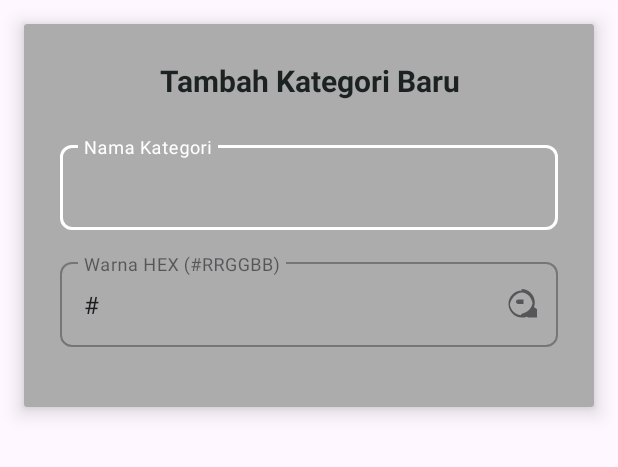
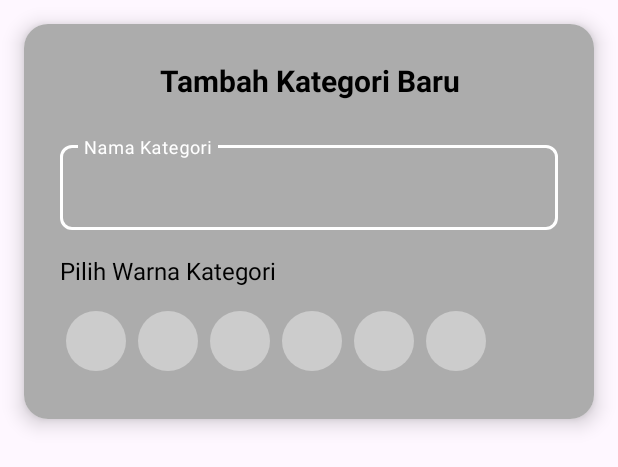
Before and after one commit to tridarma6/notes-app, an Android app: the layout dialog_add_category.xml on its own in the app's theme, with its tools: preview values and no code run, on a phone screen of 412 x 824 dp. Shown: the top 467 px of the screen. Run offline under Robolectric (Android 15) with nearby library versions, the phone set to English and light mode, and no system bars.

Commit message:
update insert category just with color picker not hexcode

```diff
--- /dev/null
+++ b/app/src/main/res/drawable/circle_shape.xml
@@ -0,0 +1,4 @@
+<?xml version="1.0" encoding="utf-8"?>
+<shape xmlns:android="http://schemas.android.com/apk/res/android"
+    android:shape="oval">
+    <solid android:color="#CCCCCC"/> </shape>
--- /dev/null
+++ b/app/src/main/res/drawable/ic_check_circle.xml
@@ -0,0 +1,8 @@
+<vector xmlns:android="http://schemas.android.com/apk/res/android"
+    android:width="24dp"
+    android:height="24dp"
+    android:viewportWidth="24.0"
+    android:viewportHeight="24.0">
+    <path
+        android:fillColor="@color/green_active" android:pathData="M12,2C6.48,2 2,6.48 2,12s4.48,10 10,10 10-4.48 10-10S17.52,2 12,2zM10,17l-4-4 1.41-1.41L10,14.17l6.59-6.59L18,9.5l-8,8z"/>
+</vector>
--- a/app/src/main/res/layout/dialog_add_category.xml
+++ b/app/src/main/res/layout/dialog_add_category.xml
@@ -3,6 +3,7 @@
     xmlns:app="http://schemas.android.com/apk/res-auto"
     android:layout_width="match_parent"
     android:layout_height="wrap_content"
+    app:cardCornerRadius="16dp"
     app:cardElevation="8dp"
     android:layout_margin="16dp">
 
@@ -19,7 +20,7 @@
             android:text="Tambah Kategori Baru"
             android:textSize="20sp"
             android:textStyle="bold"
-    android:textColor="@color/text_color"
+            android:textColor="@color/black"
             android:gravity="center"
             android:layout_marginBottom="24dp" />
 
@@ -43,34 +44,35 @@
                 android:maxLines="1"/>
         </com.google.android.material.textfield.TextInputLayout>
 
-    <com.google.android.material.textfield.TextInputLayout
-        android:id="@+id/textInputLayoutCategoryColor"
-        style="@style/Widget.MaterialComponents.TextInputLayout.OutlinedBox"
+        <TextView
             android:layout_width="match_parent"
             android:layout_height="wrap_content"
-        android:hint="Warna HEX (#RRGGBB)"
-        app:boxCornerRadiusBottomEnd="8dp"
-        app:boxCornerRadiusBottomStart="8dp"
-        app:boxCornerRadiusTopEnd="8dp"
-        app:boxCornerRadiusTopStart="8dp"
-        app:endIconMode="custom"
-        app:endIconDrawable="@drawable/ic_color_lens"
-        android:layout_marginBottom="16dp">
+            android:text="Pilih Warna Kategori"
+            android:textSize="16sp"
+            android:textColor="@color/black"
+            android:layout_marginBottom="8dp"/>
 
-        <com.google.android.material.textfield.TextInputEditText
-            android:id="@+id/editCategoryColor"
+        <androidx.recyclerview.widget.RecyclerView
+            xmlns:tools="http://schemas.android.com/tools"
+            android:id="@+id/colorPickerRecyclerView"
             android:layout_width="match_parent"
             android:layout_height="wrap_content"
-            android:inputType="textCapCharacters"
-            android:maxLength="7"
-            android:text="#"/> </com.google.android.material.textfield.TextInputLayout>
+            android:orientation="horizontal"
+            app:layoutManager="androidx.recyclerview.widget.LinearLayoutManager"
+            android:paddingVertical="4dp"
+            android:clipToPadding="false"
+            tools:itemCount="6"
+            tools:listitem="@layout/item_color_circle"/>
 
-    <View
-        android:id="@+id/colorPreview"
+        <TextView
+            android:id="@+id/colorSelectionWarning"
             android:layout_width="match_parent"
-        android:layout_height="40dp"
-        android:layout_marginTop="8dp"
-        android:background="@drawable/rounded_background_white"
-        android:visibility="gone" /> </LinearLayout>
+            android:layout_height="wrap_content"
+            android:text="Silakan pilih warna"
+            android:textColor="@color/red" android:textSize="12sp"
+            android:visibility="gone"
+            android:layout_marginTop="8dp"/>
+
+    </LinearLayout>
 
 </androidx.cardview.widget.CardView>
--- /dev/null
+++ b/app/src/main/res/layout/item_color_circle.xml
@@ -0,0 +1,18 @@
+<?xml version="1.0" encoding="utf-8"?>
+<LinearLayout xmlns:android="http://schemas.android.com/apk/res/android"
+    android:layout_width="wrap_content"
+    android:layout_height="wrap_content"
+    android:orientation="vertical"
+    android:gravity="center"
+    android:padding="4dp">
+
+    <View
+        android:id="@+id/colorCircleView"
+        android:layout_width="40dp"
+        android:layout_height="40dp"
+        android:background="@drawable/circle_shape" /> <ImageView
+    android:id="@+id/selectionIndicator"
+    android:layout_width="24dp"
+    android:layout_height="24dp"
+    android:src="@drawable/ic_check_circle" android:visibility="gone"
+    android:layout_marginTop="-32dp"/> </LinearLayout>
```
Also changed, not shown: app/src/main/java/com/example/notesapp/adapter/ColorPickerAdapter.kt (added, +62 -0 lines), app/src/main/java/com/example/notesapp/ui/AddEditNoteActivity.kt (+50 -41 lines). Lines whose indentation alone changed are shown as unchanged.
